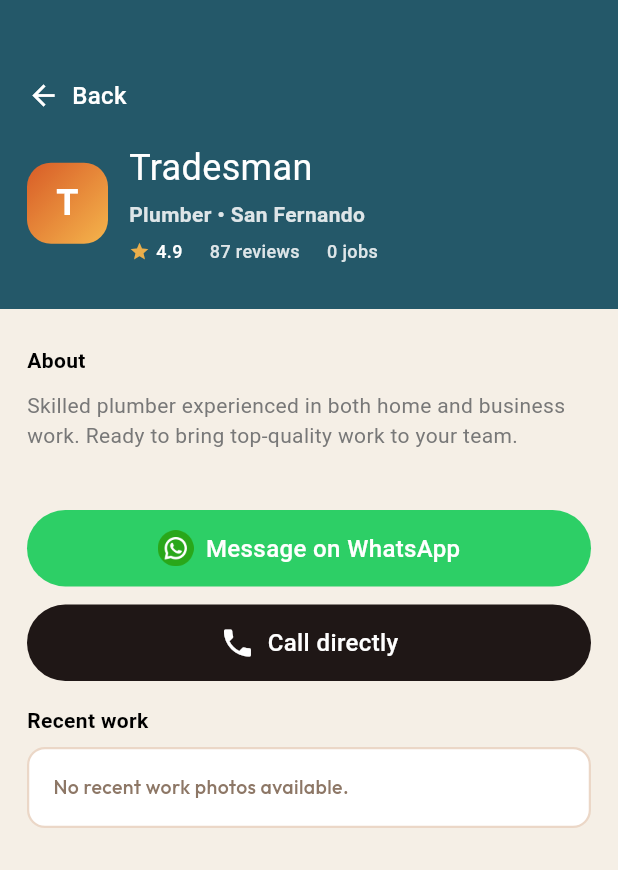
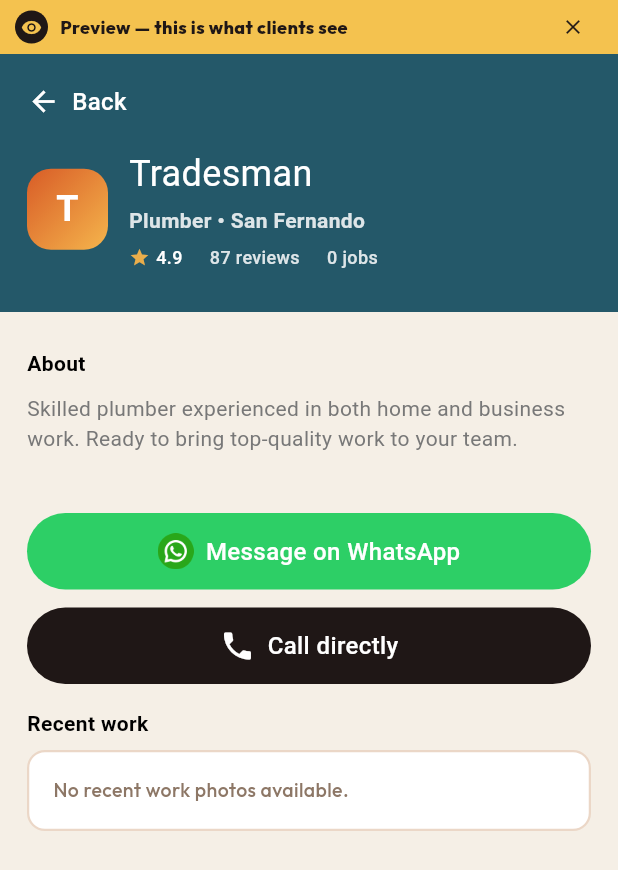
Before and after one commit to FSDTeam-SAA/flutter_wordsaloud, a Flutter app: the TradesmanDashboard screen opened directly, scrolled down 451 dp, after a tap on "Preview my public profile", on a phone screen of 412 x 824 dp. Shown: the top 870 px of the screen. Run offline on Flutter 3.47's test engine with Material 3 defaults, Android fonts, the phone set to English and light mode, and no system bars; our stand-ins replace cached_network_image, connectivity_plus, dartz, device_info_plus, dio, equatable and 12 more; missing offline and left inert: flutter_webrtc, flutx_core; accounts and stored records are empty; network calls fail.

Commit message:
client flow upto details category fully done

```diff
--- a/lib/features/tradesman_account_creation/screens/tradesman_dashboard.dart
+++ b/lib/features/tradesman_account_creation/screens/tradesman_dashboard.dart
@@ -677,6 +677,7 @@ class _TradesmanDashboardState extends State<TradesmanDashboard> {
                           recentWorkPhotoUrls: _recentWorkPhotoUrls,
                           rate: _rate,
                           rateUnit: _rateUnit,
+                          showPreviewBanner: true,
                         ),
                       );
                     },
@@ -688,7 +689,9 @@ class _TradesmanDashboardState extends State<TradesmanDashboard> {
                     icon: Icons.swap_horiz,
                     iconBg: const Color(0xFFE0F2F1),
                     onTap: () {
-                      Get.offAll(() => const HomeScreen());
+                      Get.to(
+                        () => const HomeScreen(showCustomerModeBanner: true),
+                      );
                     },
                   ),
                   const SizedBox(height: 10),
--- a/lib/features/tradesman_account_creation/screens/tradesman_publicview_screen.dart
+++ b/lib/features/tradesman_account_creation/screens/tradesman_publicview_screen.dart
@@ -15,6 +15,7 @@ class TradesmanPublicviewScreen extends StatefulWidget {
   final List<String> recentWorkPhotoUrls;
   final String rate;
   final String rateUnit;
+  final bool showPreviewBanner;
 
   const TradesmanPublicviewScreen({
     super.key,
@@ -30,6 +31,7 @@ class TradesmanPublicviewScreen extends StatefulWidget {
     this.recentWorkPhotoUrls = const [],
     this.rate = '',
     this.rateUnit = 'per day',
+    this.showPreviewBanner = false,
   });
 
   @override
@@ -106,15 +108,16 @@ class _TradesmanPublicviewScreenState extends State<TradesmanPublicviewScreen> {
       backgroundColor: const Color(0xFFF5EFE6),
       body: Column(
         children: [
+          if (widget.showPreviewBanner) _buildPreviewBanner(),
           // ── Header Section ──────────────────────────────────────────────
           Container(
-            height: 206,
+            height: widget.showPreviewBanner ? 172 : 206,
             width: double.infinity,
             color: const Color(0xFF245869),
-            padding: const EdgeInsets.only(
+            padding: EdgeInsets.only(
               left: 18,
               right: 18,
-              top: 52,
+              top: widget.showPreviewBanner ? 20 : 52,
               bottom: 24,
             ),
             child: Column(
@@ -560,6 +563,55 @@ class _TradesmanPublicviewScreenState extends State<TradesmanPublicviewScreen> {
     );
   }
 
+  Widget _buildPreviewBanner() {
+    return SafeArea(
+      bottom: false,
+      child: Container(
+        height: 36,
+        width: double.infinity,
+        color: const Color(0xFFF4C24F),
+        padding: const EdgeInsets.symmetric(horizontal: 10),
+        child: Row(
+          children: [
+            Container(
+              width: 22,
+              height: 22,
+              decoration: const BoxDecoration(
+                color: Color(0xFF1F1716),
+                shape: BoxShape.circle,
+              ),
+              child: const Icon(
+                Icons.visibility,
+                size: 14,
+                color: Color(0xFFF4C24F),
+              ),
+            ),
+            const SizedBox(width: 8),
+            Expanded(
+              child: Text(
+                'Preview — this is what clients see',
+                maxLines: 1,
+                overflow: TextOverflow.ellipsis,
+                style: GoogleFonts.outfit(
+                  fontSize: 12,
+                  fontWeight: FontWeight.w800,
+                  color: const Color(0xFF1F1716),
+                ),
+              ),
+            ),
+            IconButton(
+              onPressed: () => Get.back(),
+              visualDensity: VisualDensity.compact,
+              padding: EdgeInsets.zero,
+              constraints: const BoxConstraints.tightFor(width: 32, height: 32),
+              icon: const Icon(Icons.close, size: 16, color: Color(0xFF1F1716)),
+            ),
+          ],
+        ),
+      ),
+    );
+  }
+
   Widget _buildNoRecentWork() {
     return Container(
       width: double.infinity,
```
Also changed, not shown: lib/features/home/screens/home_screen.dart (+53 -3 lines), lib/features/tradesman_account_creation/model/request/add_inquiry_request_model.dart (added, +19 -0 lines), lib/features/tradesman_account_creation/model/response/add_inquiry_response_model.dart (added, +53 -0 lines).
